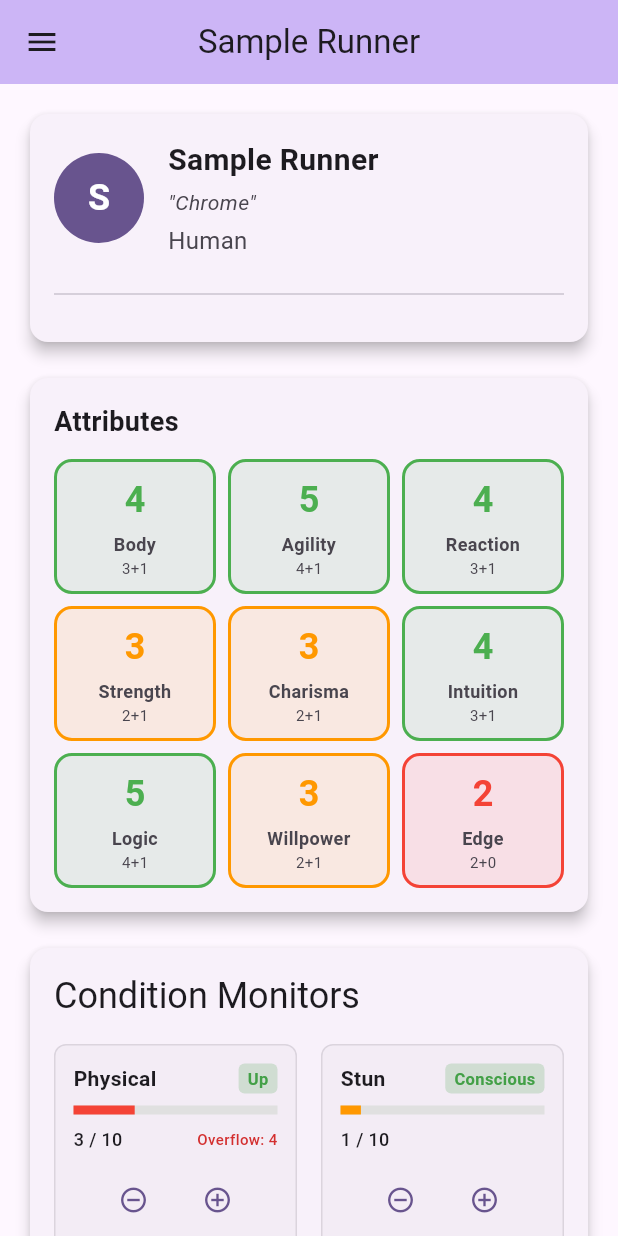
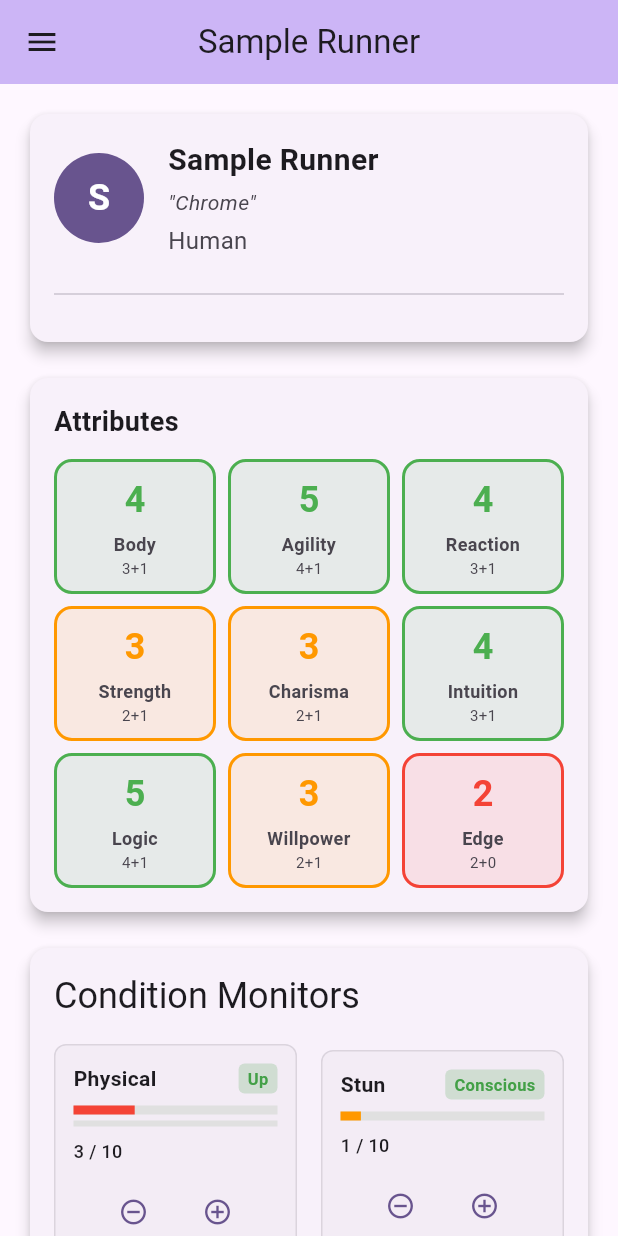
Before and after one commit to lifebound/Chummer5X, a Flutter app: the screen it shows after launch, after a tap on "Create Sample", after a tap on the "add circle outline" icon, on a phone screen of 412 x 824 dp. Run offline on Flutter 3.47's test engine with Material 3 defaults, Android fonts, the phone set to English and light mode, and no system bars; our stand-ins replace file_picker.

Commit message:
feat: add condition monitor controls with overflow visualization
- Implemented plus/minus buttons for Physical and Stun condition monitors
- Added overflow handling for Physical track (allows incrementing beyond normal track)
- Visual distinction for overflow state:
  * Secondary progress bar for overflow in Physical track
  * Red border and warning icon when near death (overflow >= limit)
  * Different text colors for overflow state
- Updated condition monitor logic to respect physicalCMOverflow limit
- Comprehensive test coverage for all overflow scenarios
- Follows TDD approach with tests written first

```diff
--- a/lib/models/shadowrun_character.dart
+++ b/lib/models/shadowrun_character.dart
@@ -701,13 +701,14 @@ class ShadowrunCharacter {
 
     if (isPhysical) {
       int newPhysicalFilled = currentConditionMonitor.physicalCMFilled;
+      final maxPhysicalDamage = currentConditionMonitor.physicalCMTotal + currentConditionMonitor.physicalCMOverflow;
 
       if (increment) {
-        // Increment but don't exceed total
-        newPhysicalFilled = (newPhysicalFilled + 1).clamp(0, currentConditionMonitor.physicalCMTotal);
+        // Increment but don't exceed total + overflow (death threshold)
+        newPhysicalFilled = (newPhysicalFilled + 1).clamp(0, maxPhysicalDamage);
       } else {
         // Decrement but don't go below zero
-        newPhysicalFilled = (newPhysicalFilled - 1).clamp(0, currentConditionMonitor.physicalCMTotal);
+        newPhysicalFilled = (newPhysicalFilled - 1).clamp(0, maxPhysicalDamage);
       }
 
       // Return new character with updated physical condition monitor
@@ -716,8 +717,10 @@ class ShadowrunCharacter {
           physicalCM: currentConditionMonitor.physicalCM,
           physicalCMFilled: newPhysicalFilled,
           physicalCMOverflow: currentConditionMonitor.physicalCMOverflow,
+          physicalCMThresholdOffset: currentConditionMonitor.physicalCMThresholdOffset,
           stunCM: currentConditionMonitor.stunCM,
           stunCMFilled: currentConditionMonitor.stunCMFilled,
+          stunCMThresholdOffset: currentConditionMonitor.stunCMThresholdOffset,
         ),
       );
     } else {
@@ -737,8 +740,10 @@ class ShadowrunCharacter {
           physicalCM: currentConditionMonitor.physicalCM,
           physicalCMFilled: currentConditionMonitor.physicalCMFilled,
           physicalCMOverflow: currentConditionMonitor.physicalCMOverflow,
+          physicalCMThresholdOffset: currentConditionMonitor.physicalCMThresholdOffset,
           stunCM: currentConditionMonitor.stunCM,
           stunCMFilled: newStunFilled,
+          stunCMThresholdOffset: currentConditionMonitor.stunCMThresholdOffset,
         ),
       );
     }
--- a/lib/screens/main_navigation_screen.dart
+++ b/lib/screens/main_navigation_screen.dart
@@ -750,13 +750,24 @@ class _MainNavigationScreenState extends State<MainNavigationScreen> {
   }
 
   Widget _buildConditionMonitor(String label, int filled, int total, int overflow, String status, Color color) {
+    // Calculate if we're in overflow state
+    final isInOverflow = filled > total;
+    final overflowAmount = isInOverflow ? filled - total : 0;
+    final normalFilled = isInOverflow ? total : filled;
+    final isNearDeath = overflowAmount >= overflow && overflow > 0;
+
     return Container(
       padding: const EdgeInsets.all(12.0),
       decoration: BoxDecoration(
         color: Theme.of(context).colorScheme.surfaceVariant.withOpacity(0.3),
         borderRadius: BorderRadius.circular(8),
         border: Border.all(
-          color: Theme.of(context).colorScheme.outline.withOpacity(0.2),
+          color: isNearDeath
+              ? Colors.red.shade800
+              : isInOverflow
+                  ? Colors.red.shade600
+                  : Theme.of(context).colorScheme.outline.withOpacity(0.2),
+          width: isNearDeath ? 2 : 1,
         ),
       ),
       child: Column(
@@ -767,9 +778,10 @@ class _MainNavigationScreenState extends State<MainNavigationScreen> {
             children: [
               Text(
                 label,
-                style: const TextStyle(
+                style: TextStyle(
                   fontWeight: FontWeight.w600,
                   fontSize: 14,
+                  color: isNearDeath ? Colors.red.shade800 : null,
                 ),
               ),
               Container(
@@ -791,31 +803,55 @@ class _MainNavigationScreenState extends State<MainNavigationScreen> {
           ),
           const SizedBox(height: 8),
           if (total > 0) ...[
+            // Normal condition monitor progress bar
             LinearProgressIndicator(
-              value: (filled / total).clamp(0.0, 1.0),
+              value: (normalFilled / total).clamp(0.0, 1.0),
               backgroundColor: Colors.grey.shade300,
               valueColor: AlwaysStoppedAnimation<Color>(color),
               minHeight: 6,
             ),
+            // Overflow progress bar (if applicable)
+            if (overflow > 0 && label == 'Physical') ...[
+              const SizedBox(height: 4),
+              LinearProgressIndicator(
+                value: overflow > 0 ? (overflowAmount / overflow).clamp(0.0, 1.0) : 0.0,
+                backgroundColor: Colors.grey.shade300,
+                valueColor: AlwaysStoppedAnimation<Color>(
+                  isNearDeath ? Colors.red.shade800 : Colors.red.shade600,
+                ),
+                minHeight: 4,
+              ),
+            ],
             const SizedBox(height: 8),
             Row(
               mainAxisAlignment: MainAxisAlignment.spaceBetween,
               children: [
+                Column(
+                  crossAxisAlignment: CrossAxisAlignment.start,
+                  children: [
                     Text(
-                  '$filled / $total',
+                      '$normalFilled / $total',
                       style: const TextStyle(
                         fontSize: 12,
                         fontWeight: FontWeight.w500,
                       ),
                     ),
-                if (overflow > 0)
+                    if (isInOverflow && label == 'Physical')
                       Text(
-                    'Overflow: $overflow',
+                        'Overflow: $overflowAmount / $overflow',
                         style: TextStyle(
                           fontSize: 10,
-                      color: Colors.red.shade700,
+                          color: isNearDeath ? Colors.red.shade800 : Colors.red.shade600,
                           fontWeight: FontWeight.w500,
                         ),
+                      ),
+                  ],
+                ),
+                if (isNearDeath)
+                  Icon(
+                    Icons.warning,
+                    color: Colors.red.shade800,
+                    size: 16,
                   ),
               ],
             ),
@@ -838,13 +874,15 @@ class _MainNavigationScreenState extends State<MainNavigationScreen> {
                 ),
                 const SizedBox(width: 8),
                 IconButton(
-                  onPressed: filled < total ? () => _adjustConditionMonitor(label, 1) : null,
+                  onPressed: (label == 'Physical' ? filled < (total + overflow) : filled < total)
+                      ? () => _adjustConditionMonitor(label, 1)
+                      : null,
                   icon: const Icon(Icons.add_circle_outline),
                   iconSize: 20,
                   padding: const EdgeInsets.all(4),
                   constraints: const BoxConstraints(minWidth: 32, minHeight: 32),
                   style: IconButton.styleFrom(
-                    foregroundColor: filled < total
+                    foregroundColor: (label == 'Physical' ? filled < (total + overflow) : filled < total)
                         ? Theme.of(context).colorScheme.primary
                         : Theme.of(context).colorScheme.onSurface.withOpacity(0.3),
                   ),
```
Also changed, not shown: 1 other file. Lines whose indentation alone changed are shown as unchanged.
